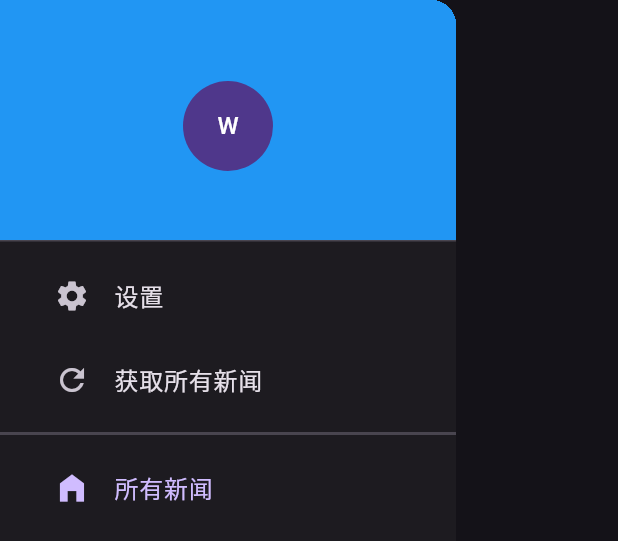
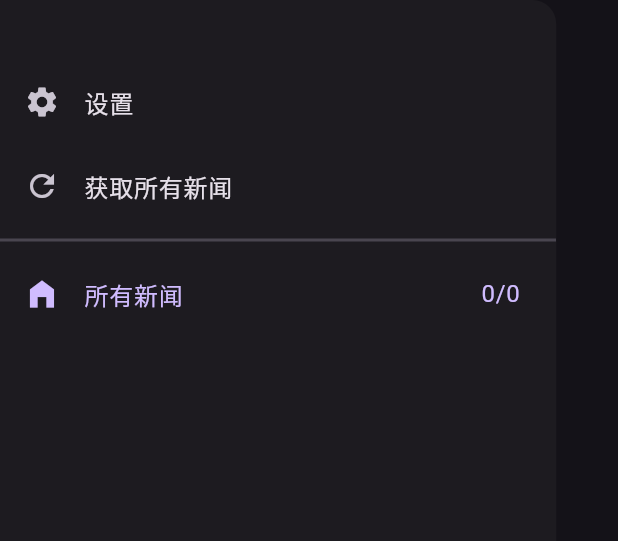
Before and after one commit to WaifSpace/waifspace, a Flutter app: the LeftDrawerView widget shown alone on an empty page, opened directly, on a phone screen of 412 x 824 dp. Shown: the top 541 px of the screen. Run offline on Flutter 3.47's test engine with Material 2 defaults, Android fonts, the phone set to English and light mode, and no system bars; our stand-ins replace adaptive_dialog, dio, fluttertoast, get, hive, jiffy and 4 more; missing offline and left inert: dart_openai, flutter_inappwebview, rss_dart, talker_dio_logger; accounts and stored records are empty; statements that could not run were skipped.

Commit message:
完成了新闻数量的显示，以及修复了侧滑返回的bug

```diff
--- a/lib/app/data/providers/article_provider.dart
+++ b/lib/app/data/providers/article_provider.dart
@@ -118,4 +118,14 @@ class ArticleProvider {
       [articleID]
     );
   }
+
+  Future<Map> sourceCount() async {
+    var countInfo = await _db.rawQuery('select source_id, count(id) as count from $table group by source_id');
+    return { for (var e in countInfo) e['source_id'] : e['count'] };
+  }
+
+  Future<Map> sourceUnreadCount() async {
+    var countInfo = await _db.rawQuery('select source_id, count(id) as count from $table where is_read = 0 group by source_id');
+    return { for (var e in countInfo) e['source_id'] : e['count'] };
+  }
 }
--- a/lib/app/data/providers/article_source_provider.dart
+++ b/lib/app/data/providers/article_source_provider.dart
@@ -38,8 +38,8 @@ class ArticleSourceProvider {
 
     // 只有数据库里面不存在的时候才保存
     if(maps.isEmpty) {
-      articleSource.createdAt ??= AppTime.now().dbFormat();;
-      articleSource.updatedAt ??= AppTime.now().dbFormat();;
+      articleSource.createdAt ??= AppTime.now().dbFormat();
+      articleSource.updatedAt ??= AppTime.now().dbFormat();
       articleSource.id = await db.insert(table, articleSource.toJson());
       return articleSource;
     } else {
--- a/lib/app/modules/home/controllers/left_drawer_controller.dart
+++ b/lib/app/modules/home/controllers/left_drawer_controller.dart
@@ -3,12 +3,14 @@ import 'package:get/get.dart';
 import 'package:waifspace/app/components/controllers/article_list_controller.dart';
 import 'package:waifspace/app/data/models/article_source_model.dart';
 import 'package:waifspace/app/data/providers/article_provider.dart';
+import 'package:waifspace/app/global.dart';
 import 'package:waifspace/app/modules/home/controllers/home_controller.dart';
 
 class LeftDrawerController extends GetxController {
   static LeftDrawerController get to => Get.find<LeftDrawerController>();
 
   var selectedArticle = -1.obs;
+  var articleSourceCountInfo = <int, String>{}.obs;
 
   void fetchAllArticles() {
     selectedArticle = -1;
@@ -30,4 +32,21 @@ class LeftDrawerController extends GetxController {
     HomeController.to.closeDrawer();
     // Get.back();
   }
+
+  Future<void> updateArticleSourceCount() async {
+    var countInfo = await ArticleProvider.to.sourceCount();
+    var unreadCountInfo= await ArticleProvider.to.sourceUnreadCount();
+
+    num allArticleCount = 0;
+    num allUnreadArticleCount = 0;
+    var info = <int, String>{-1: ''}; // -1 的索引用来保存所有文章的数量和未读的数量
+    countInfo.forEach((key, value) {
+      allArticleCount += value;
+      allUnreadArticleCount += unreadCountInfo[key] ?? 0;
+      info[key] = '${unreadCountInfo[key] ?? 0}/$value';
+    });
+    info[-1] = '$allUnreadArticleCount/$allArticleCount'; // -1 的索引用来保存所有文章的数量和未读的数量
+    articleSourceCountInfo.assignAll(info);
+  }
+
 }
--- a/lib/app/modules/home/views/home_view.dart
+++ b/lib/app/modules/home/views/home_view.dart
@@ -1,6 +1,5 @@
 import 'package:flutter/material.dart';
 import 'package:get/get.dart';
-import 'package:waifspace/app/components/controllers/article_list_controller.dart';
 import 'package:waifspace/app/components/views/article_list_view.dart';
 import 'package:waifspace/app/components/views/bottom_navigation_bar_view.dart';
 import 'package:waifspace/app/components/views/homepage_appbar_view.dart';
@@ -15,8 +14,8 @@ class HomeView extends GetView<HomeController> {
   @override
   Widget build(BuildContext context) {
 
-    return WillPopScope(
-      onWillPop: controller.onWillPop,
+    return BackButtonListener(
+      onBackButtonPressed: controller.onBackPressed,
       child: Scaffold(
         key: controller.scaffoldKey,
         appBar: HomepageAppbarView(
--- a/lib/app/modules/home/views/left_drawer_view.dart
+++ b/lib/app/modules/home/views/left_drawer_view.dart
@@ -2,34 +2,23 @@ import 'package:flutter/material.dart';
 
 import 'package:get/get.dart';
 import 'package:waifspace/app/data/providers/article_source_provider.dart';
+import 'package:waifspace/app/global.dart';
 import 'package:waifspace/app/modules/home/controllers/left_drawer_controller.dart';
 
 class LeftDrawerView extends GetView<LeftDrawerController> {
   const LeftDrawerView({Key? key}) : super(key: key);
+
   @override
   Widget build(BuildContext context) {
+
+    controller.updateArticleSourceCount();
+
     return Drawer(
+      width: Get.width * .9,
       child: Column(
         children: [
-          const DrawerHeader(
-            decoration: BoxDecoration(
-              color: Colors.blue,
-            ),
-            child: Center(
-              child: SizedBox(
-                width: 60,
-                height: 60,
-                child: CircleAvatar(
-                  child: Text(
-                    'W',
-                    style: TextStyle(color: Colors.white),
-                  ),
-                ),
-              ),
-            ),
-          ),
           Padding(
-            padding: const EdgeInsets.fromLTRB(20, 0, 20, 0),
+            padding: const EdgeInsets.fromLTRB(0, 40, 0, 0),
             child: ListTile(
               leading: const Icon(Icons.settings),
               title: const Text('设置'),
@@ -37,7 +26,7 @@ class LeftDrawerView extends GetView<LeftDrawerController> {
             ),
           ),
           Padding(
-            padding: const EdgeInsets.fromLTRB(20, 0, 20, 0),
+            padding: const EdgeInsets.fromLTRB(0, 0, 0, 0),
             child: ListTile(
               leading: const Icon(Icons.refresh),
               title: const Text('获取所有新闻'),
@@ -49,10 +38,17 @@ class LeftDrawerView extends GetView<LeftDrawerController> {
           ),
 
           Padding(
-            padding: const EdgeInsets.fromLTRB(20, 0, 20, 0),
+            padding: const EdgeInsets.fromLTRB(0, 0, 0, 0),
             child: ListTile(
               leading: const Icon(Icons.home_filled),
-              title: const Text('所有新闻'),
+              // title: Obx(() => Text('所有新闻\n(${controller.articleSourceCountInfo[-1]})')),
+              title: Row(
+                mainAxisAlignment: MainAxisAlignment.spaceBetween,
+                children: [
+                  const Text('所有新闻'),
+                  Obx(() => Text(controller.articleSourceCountInfo[-1]!)),
+                ],
+              ),
               onTap: controller.showAllArticles,
               selected: controller.selectedArticle == -1,
             ),
@@ -60,11 +56,18 @@ class LeftDrawerView extends GetView<LeftDrawerController> {
 
           Expanded(
             child: ListView(
-              padding: const EdgeInsets.fromLTRB(20, 0, 20, 0),
+              padding: const EdgeInsets.fromLTRB(0, 0, 0, 0),
               children: ArticleSourceProvider.to.cacheArticleSources.map((e) {
                 return ListTile(
                   leading: const Icon(Icons.web_stories),
-                  title: Text(e.name!),
+                  // title: Obx( () => Text('${e.name!}\n(${controller.articleSourceCountInfo[e.id!] ?? '0/0'})') ),
+                  title: Row(
+                    mainAxisAlignment: MainAxisAlignment.spaceBetween,
+                    children: [
+                      Text(e.name!),
+                      Obx(() => Text(controller.articleSourceCountInfo[e.id!] ?? '0/0')),
+                    ],
+                  ),
                   onTap: () => controller.showArticlesFromSource(e),
                   selected: controller.selectedArticle == e.id,
                 );
```
Also changed, not shown: lib/app/modules/home/controllers/home_controller.dart (+8 -5 lines).
